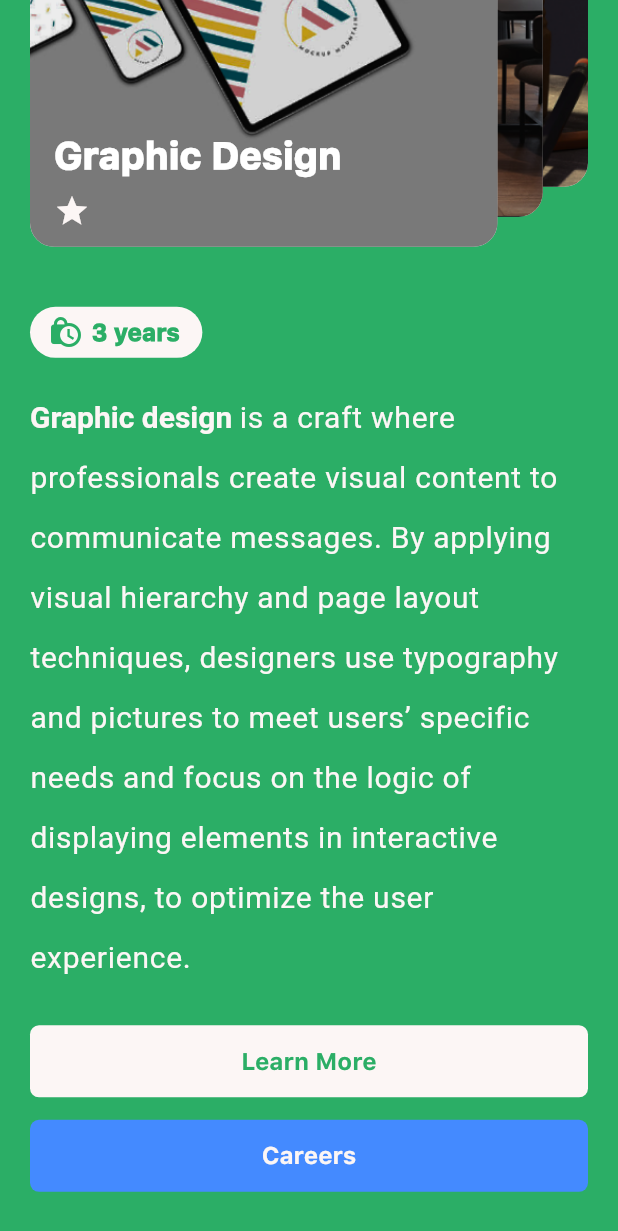
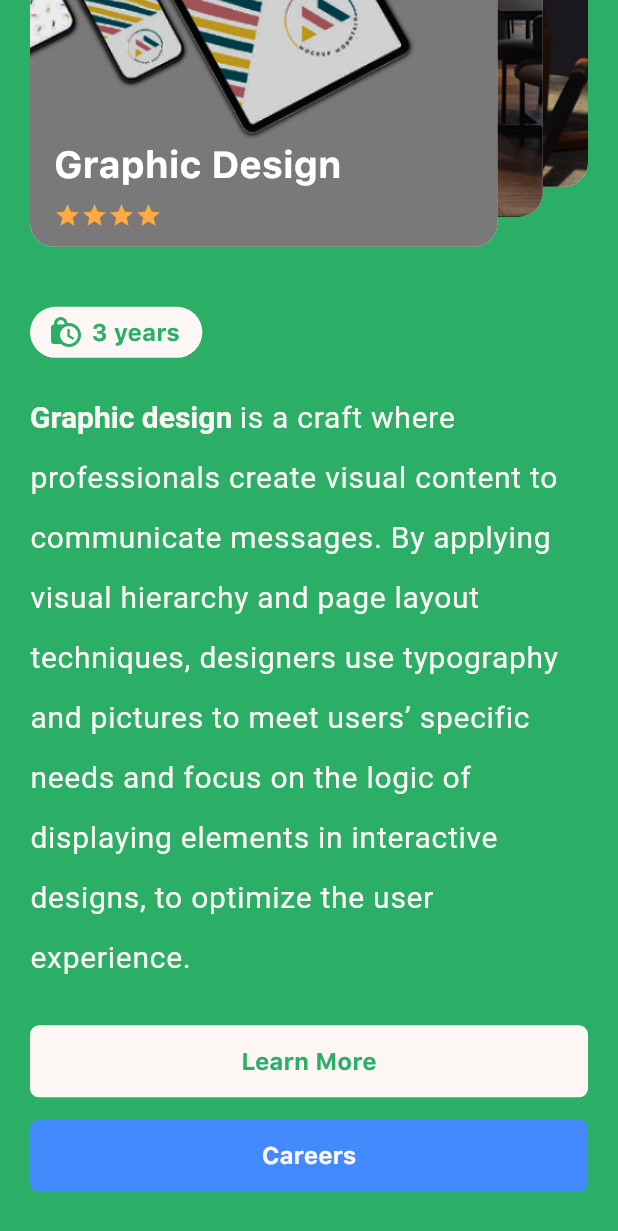
Before and after one commit to Inffinite/Art-School, a Flutter app: the screen it shows after launch, scrolled down 317 dp, on a phone screen of 412 x 824 dp. Shown: the top 1231 px of the screen. Run offline on Flutter 3.47's test engine with Material 2 defaults, Android fonts, the phone set to English and light mode, and no system bars.

```diff
--- a/lib/screens/Orient.dart
+++ b/lib/screens/Orient.dart
@@ -22,11 +22,6 @@ var widgetAspectRatio = cardAspectRatio * 1.2;
 class _OrientState extends State<Orient> {
   var currentPage = images.length - 1.0;
   var index = 0;
-  double xOffset = 0;
-  double yOffset = 0;
-  double scaleFactor = 1;
-
-  bool isDrawerOpen = false;
 
   @override
   Widget build(BuildContext context) {
@@ -151,7 +146,7 @@ class _OrientState extends State<Orient> {
 
     _careersModal(context) {
       showModalBottomSheet(
-        backgroundColor: Colors.blueAccent,
+        backgroundColor: kWhiteShade,
         shape: RoundedRectangleBorder(
           borderRadius: BorderRadius.vertical(
             top: Radius.circular(25.0),
@@ -195,28 +190,9 @@ class _OrientState extends State<Orient> {
       );
     }
 
-    return Container(
-        decoration: BoxDecoration(
-          borderRadius: BorderRadius.circular(10.0),
-        ),
-          child: GestureDetector(
-        onTap: () {
-          setState(() {
-            xOffset = 0;
-            yOffset = 0;
-            scaleFactor = 1;
-            isDrawerOpen = false;
-          });
-        },
-        child: AnimatedContainer(
-          transform: Matrix4.translationValues(xOffset, yOffset, 0)
-            ..scale(scaleFactor)
-            ..rotateY(isDrawerOpen ? -0.5 : 0),
-          duration: Duration(milliseconds: 250),
-          decoration: BoxDecoration(
-              color: kGreenShade,
-              borderRadius: BorderRadius.circular(isDrawerOpen ? 40 : 0.0)),
-          child: CustomScrollView(
+    return Scaffold(
+      backgroundColor: kGreenShade,
+      body: CustomScrollView(
         physics: BouncingScrollPhysics(),
         slivers: [
           SliverAppBar(
@@ -228,30 +204,19 @@ class _OrientState extends State<Orient> {
                 left: 10.0,
               ),
               child: Text(
-                    'Orientation',
+                'Art School',
                 style: TextStyle(
-                        color: Color(0xFFFCF6F5), fontFamily: "SF-Pro-Text-Bold"),
+                    color: Color(0xFFFCF6F5), fontSize: 22.0,fontFamily: "SF-Pro-Text-Bold"),
               ),
             ),
             leading: Padding(
               padding: const EdgeInsets.only(
                 left: 10.0,
               ),
-                  child: IconButton(
-                    splashRadius: 25.0,
-                    icon: Icon(
-                      CustomIcons.menu,
+              child:Icon(
+                  CupertinoIcons.compass_fill,
                   size: 30.0,
                   color: Color(0xFFFCF6F5),
-                    ),
-                    onPressed: () {
-                      setState(() {
-                        xOffset = 230;
-                        yOffset = 150;
-                        scaleFactor = 0.6;
-                        isDrawerOpen = true;
-                      });
-                    },
                 ),
             ),
             backgroundColor: Color(0xFF2BAE66),
@@ -365,8 +330,6 @@ class _OrientState extends State<Orient> {
           ),
         ],
       ),
-        ),
-      ),
     );
   }
 }
--- a/lib/widgets/CardScrollWidget.dart
+++ b/lib/widgets/CardScrollWidget.dart
@@ -1,7 +1,6 @@
 import 'dart:math';
 
 import 'package:Orientation/data.dart';
-import 'package:Orientation/data/constants.dart';
 import 'package:Orientation/screens/Orient.dart';
 import 'package:flutter/cupertino.dart';
 import 'package:flutter/material.dart';
@@ -15,7 +14,6 @@ class CardScrollWidget extends StatelessWidget {
 
   @override
   Widget build(BuildContext context) {
-
     return new AspectRatio(
       aspectRatio: widgetAspectRatio,
       child: LayoutBuilder(builder: (context, contraints) {
@@ -89,8 +87,30 @@ class CardScrollWidget extends StatelessWidget {
                                 decoration: BoxDecoration(
                                     color: Colors.transparent,
                                     borderRadius: BorderRadius.circular(50.0)),
-                                child: Icon(Icons.star,
-                                    color: kWhiteShade),
+                                child: Row(
+                                  children: [
+                                    Icon(
+                                      Icons.star,
+                                      color: Colors.orangeAccent,
+                                      size: 18.0,
+                                    ),
+                                    Icon(
+                                      Icons.star,
+                                      color: Colors.orangeAccent,
+                                      size: 18.0,
+                                    ),
+                                    Icon(
+                                      Icons.star,
+                                      color: Colors.orangeAccent,
+                                      size: 18.0,
+                                    ),
+                                    Icon(
+                                      Icons.star,
+                                      color: Colors.orangeAccent,
+                                      size: 18.0,
+                                    ),
+                                  ],
+                                ),
                               ),
                             )
                           ],
```
Lines whose indentation alone changed are shown as unchanged.
